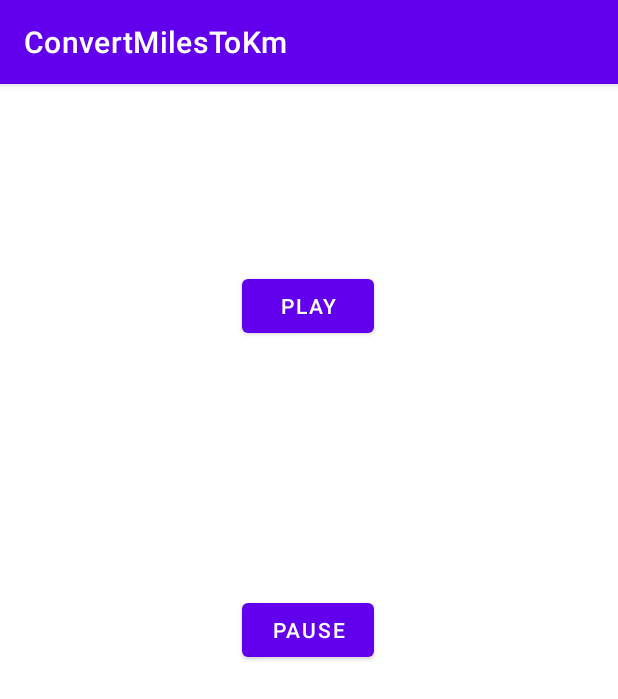
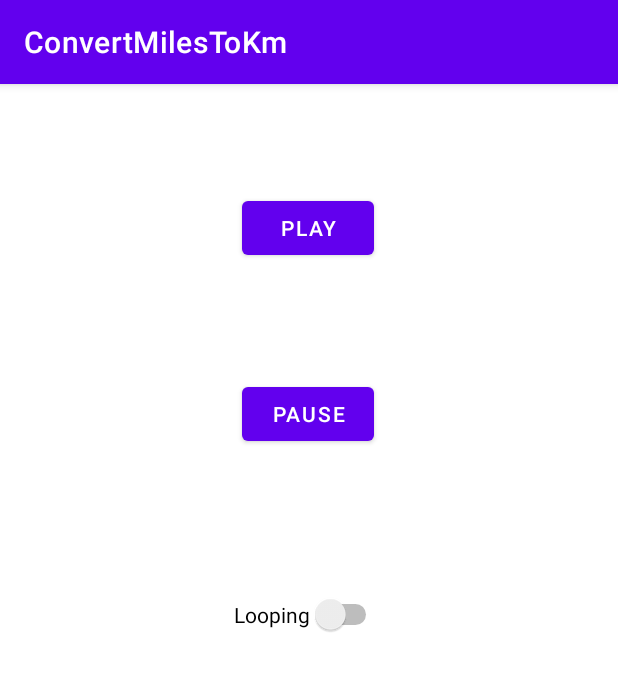
Before and after one commit to flmon/ConvertMilesToKm, an Android app: the MusicActivity screen opened directly, with no data from a screen before it, on a phone screen of 412 x 824 dp. Shown: the top 699 px of the screen. Run offline under Robolectric (Android 15) with nearby library versions, the phone set to English and light mode, and no system bars.

Commit message:
sound (2)

```diff
--- a/app/src/main/java/com/example/convertmilestokm/MusicActivity.java
+++ b/app/src/main/java/com/example/convertmilestokm/MusicActivity.java
@@ -1,22 +1,38 @@
 package com.example.convertmilestokm;
 
+import android.media.MediaPlayer;
 import android.os.Bundle;
 import android.view.View;
+import android.widget.CompoundButton;
+import android.widget.Switch;
 
 import androidx.appcompat.app.AppCompatActivity;
 
 public class MusicActivity extends AppCompatActivity {
 
+    MediaPlayer pianoMusic;
+
     @Override
     protected void onCreate(Bundle savedInstanceState) {
         super.onCreate(savedInstanceState);
         setContentView(R.layout.activity_music);
+        pianoMusic = MediaPlayer.create(this, R.raw.piano);
+        Switch sw = findViewById(R.id.switch1);
+        sw.setOnCheckedChangeListener(new CompoundButton.OnCheckedChangeListener() {
+            @Override
+            public void onCheckedChanged(CompoundButton compoundButton, boolean b) {
+                pianoMusic.setLooping(b);
+            }
+        });
     }
 
     public void playMusic(View v) {
+        pianoMusic.start();
     }
 
     public void pauseMusic(View v) {
+        if (pianoMusic.isPlaying())
+            pianoMusic.pause();
     }
 
 }
--- a/app/src/main/res/layout/activity_music.xml
+++ b/app/src/main/res/layout/activity_music.xml
@@ -10,7 +10,8 @@
         android:id="@+id/buttonPlay"
         android:layout_width="wrap_content"
         android:layout_height="wrap_content"
-        android:layout_marginTop="124dp"
+        android:layout_marginTop="72dp"
+        android:onClick="playMusic"
         android:text="Play"
         app:layout_constraintEnd_toEndOf="parent"
         app:layout_constraintHorizontal_bias="0.498"
@@ -21,10 +22,24 @@
         android:id="@+id/buttonPause"
         android:layout_width="wrap_content"
         android:layout_height="wrap_content"
-        android:layout_marginTop="168dp"
+        android:layout_marginTop="76dp"
+        android:onClick="pauseMusic"
         android:text="Pause"
         app:layout_constraintEnd_toEndOf="parent"
         app:layout_constraintHorizontal_bias="0.498"
         app:layout_constraintStart_toStartOf="parent"
         app:layout_constraintTop_toBottomOf="@+id/buttonPlay" />
+
+    <Switch
+        android:id="@+id/switch1"
+        android:layout_width="wrap_content"
+        android:layout_height="wrap_content"
+        android:layout_marginTop="96dp"
+        android:checked="false"
+        android:text="Looping"
+        app:layout_constraintEnd_toEndOf="parent"
+        app:layout_constraintHorizontal_bias="0.498"
+        app:layout_constraintStart_toStartOf="parent"
+        app:layout_constraintTop_toBottomOf="@+id/buttonPause" />
+
 </androidx.constraintlayout.widget.ConstraintLayout>
```
Also changed, not shown: 1 other file.
